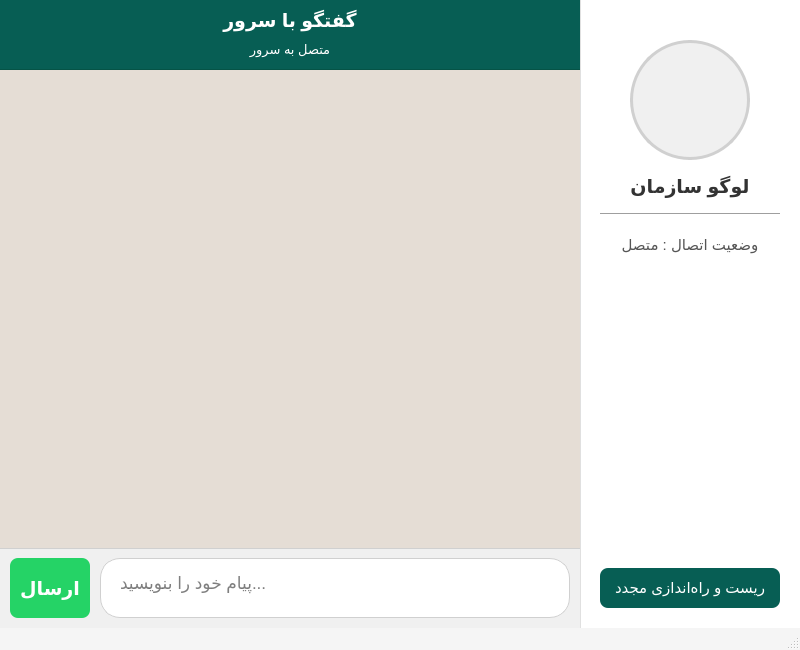
First picture: the form in Features/Chat/ChatWindow.ui, repository Amin4424/ChatApp, before the edit.
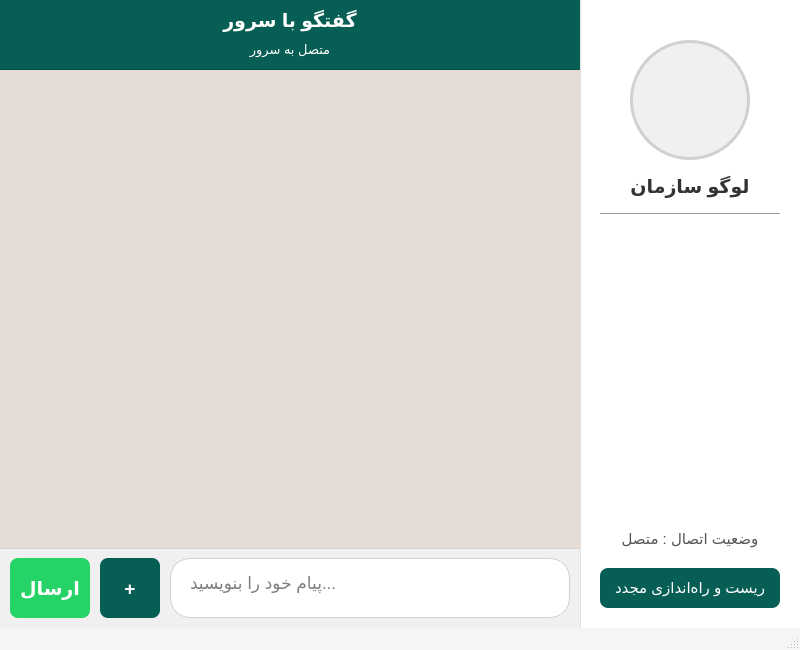
Second picture: the form after the edit.

```diff
--- a/Features/Chat/ChatWindow.ui
+++ b/Features/Chat/ChatWindow.ui
@@ -212,6 +212,41 @@
             </property>
            </widget>
           </item>
+          <item>
+           <widget class="QPushButton" name="sendFileBtn">
+            <property name="minimumSize">
+             <size>
+              <width>60</width>
+              <height>60</height>
+             </size>
+            </property>
+            <property name="maximumSize">
+             <size>
+              <width>60</width>
+              <height>60</height>
+             </size>
+            </property>
+            <property name="styleSheet">
+             <string notr="true">QPushButton {
+    background-color: #075e54;
+    color: white;
+    border: none;
+    border-radius: 8px;
+    font-size: 14pt;
+    font-weight: bold;
+}
+QPushButton:hover {
+    background-color: #0a7c6f;
+}
+QPushButton:pressed {
+    background-color: #055346;
+}</string>
+            </property>
+            <property name="text">
+             <string>+</string>
+            </property>
+           </widget>
+          </item>
           <item>
            <widget class="QTextEdit" name="typeMessageTxt">
             <property name="minimumSize">
@@ -338,22 +373,6 @@
          </property>
         </widget>
        </item>
-       <item>
-        <widget class="QLabel" name="clientConnectionLabel">
-         <property name="styleSheet">
-          <string notr="true">font-size: 11pt; color: #555; padding: 5px;</string>
-         </property>
-         <property name="text">
-          <string>وضعیت اتصال : متصل</string>
-         </property>
-         <property name="alignment">
-          <set>Qt::AlignCenter</set>
-         </property>
-         <property name="wordWrap">
-          <bool>true</bool>
-         </property>
-        </widget>
-       </item>
        <item>
         <spacer name="verticalSpacer">
          <property name="orientation">
@@ -367,6 +386,22 @@
          </property>
         </spacer>
        </item>
+       <item>
+        <widget class="QLabel" name="clientConnectionLabel">
+         <property name="styleSheet">
+          <string notr="true">font-size: 11pt; color: #555; padding: 5px;</string>
+         </property>
+         <property name="text">
+          <string>وضعیت اتصال : متصل</string>
+         </property>
+         <property name="alignment">
+          <set>Qt::AlignCenter</set>
+         </property>
+         <property name="wordWrap">
+          <bool>true</bool>
+         </property>
+        </widget>
+       </item>
        <item>
         <widget class="QPushButton" name="reconnectBtn">
          <property name="minimumSize">
```
